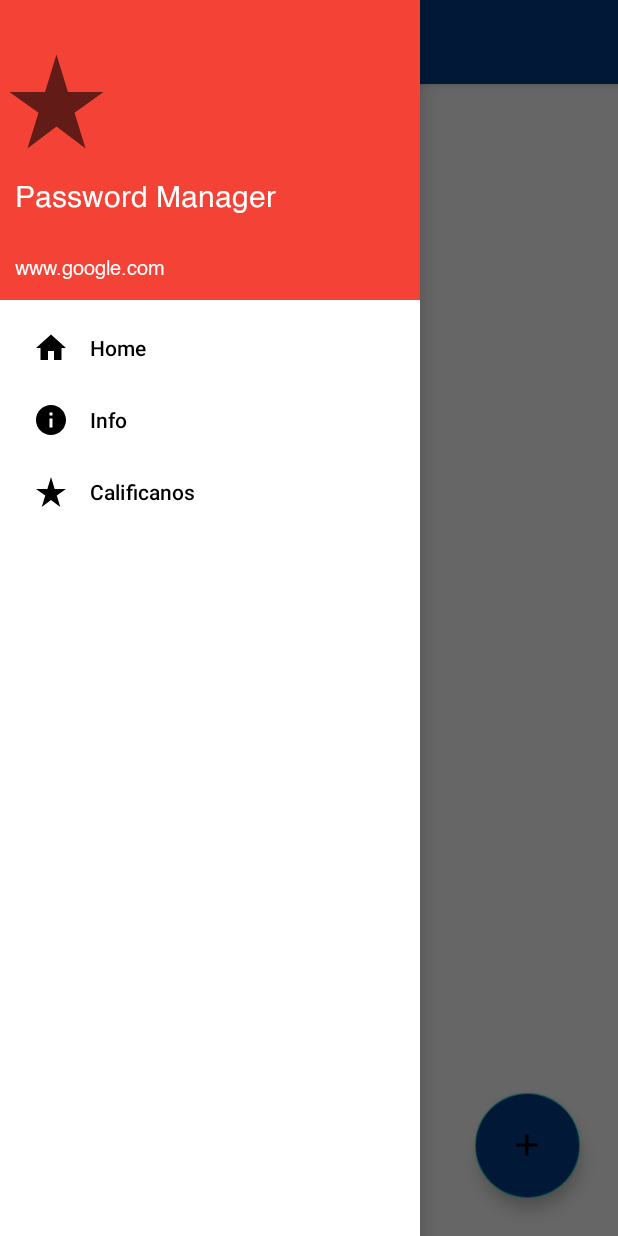
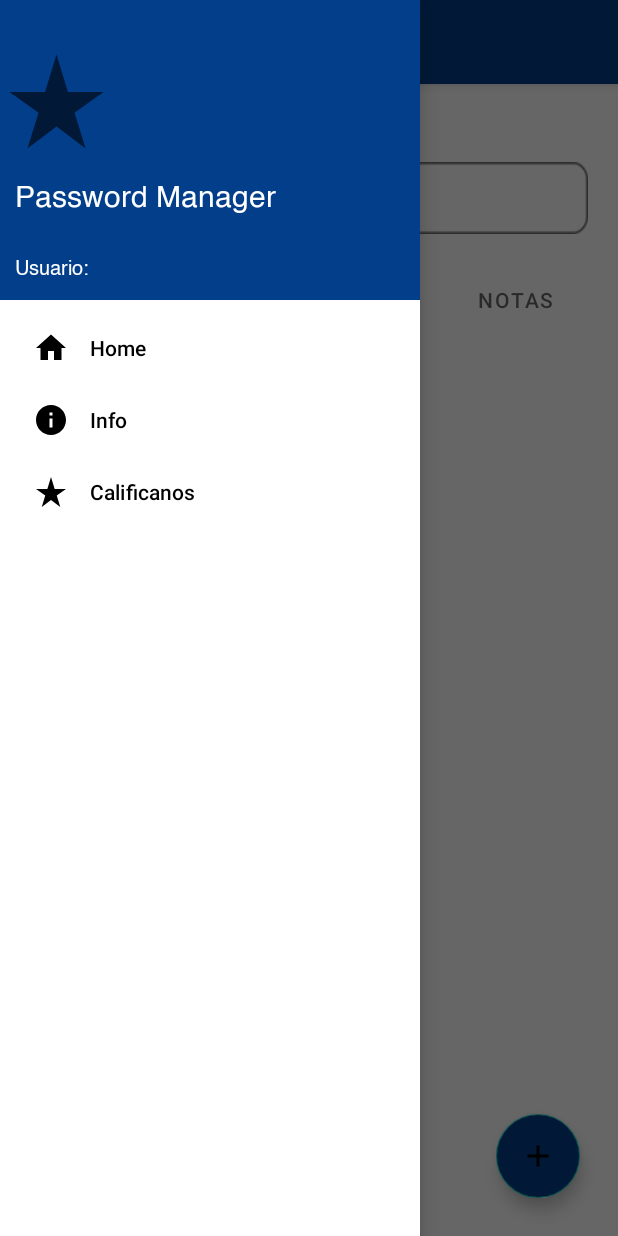
Before and after one commit to AbrahamLCodes/PasswordManager, an Android app: the HomeScreen screen opened directly, with no data from a screen before it, with the side drawer open, on a phone screen of 412 x 824 dp. Run offline under Robolectric (Android 15) with nearby library versions, the phone set to English and light mode, and no system bars; 1 statement that could not run was skipped.

Commit message:
Home screen UI/UX update

```diff
--- a/app/src/main/res/layout/activity_home_screen.xml
+++ b/app/src/main/res/layout/activity_home_screen.xml
@@ -13,14 +13,23 @@
         android:layout_height="match_parent"
         android:layout_gravity="start"
         app:headerLayout="@layout/side_header"
-        app:menu="@menu/sidemenu" />
+        app:menu="@menu/sidemenu" >
 
-    <RelativeLayout
+    </com.google.android.material.navigation.NavigationView>
+
+    <LinearLayout
         android:layout_width="match_parent"
         android:layout_height="match_parent"
         android:background="@color/white"
         android:backgroundTint="@color/white"
         android:backgroundTintMode="add"
+        android:orientation="vertical"
+        android:weightSum="1">
+
+        <LinearLayout
+            android:layout_width="match_parent"
+            android:layout_height="56dp"
+            android:layout_weight=".1"
             android:orientation="vertical">
 
             <com.google.android.material.appbar.AppBarLayout
@@ -32,24 +41,83 @@
                 <com.google.android.material.appbar.MaterialToolbar
                     android:id="@+id/toolbar"
                     android:layout_width="match_parent"
-                android:layout_height="match_parent"
-                android:backgroundTint="#FFFFFF"
+                    android:layout_height="56dp"
                     app:navigationIcon="@drawable/ic_menu_24px"
                     app:title="Home"
                     app:titleTextColor="@color/white" />
             </com.google.android.material.appbar.AppBarLayout>
+        </LinearLayout>
+
+        <LinearLayout
+            android:layout_width="match_parent"
+            android:layout_height="wrap_content"
+            android:layout_weight=".8"
+            android:orientation="vertical">
+
+            <SearchView
+                android:layout_width="match_parent"
+                android:layout_height="wrap_content"
+                android:layout_marginLeft="20dp"
+                android:layout_marginRight="20dp"
+                android:layout_marginBottom="20dp"
+                android:background="@drawable/field">
+
+            </SearchView>
+
+            <com.google.android.material.tabs.TabLayout
+                android:layout_width="match_parent"
+                android:layout_height="wrap_content">
+
+                <com.google.android.material.tabs.TabItem
+                    android:layout_width="match_parent"
+                    android:layout_height="match_parent"
+                    android:text="Todos los elementos" />
+
+                <com.google.android.material.tabs.TabItem
+                    android:layout_width="match_parent"
+                    android:layout_height="match_parent"
+                    android:text="Contraseñas" />
+
+                <com.google.android.material.tabs.TabItem
+                    android:layout_width="match_parent"
+                    android:layout_height="match_parent"
+                    android:text="Notas" />
+
+            </com.google.android.material.tabs.TabLayout>
+
+            <TextView
+                android:id="@+id/textView2"
+                android:layout_width="match_parent"
+                android:layout_height="wrap_content"
+                android:layout_margin="15dp"
+                android:text="Mas Recientes" />
+
+            <androidx.recyclerview.widget.RecyclerView
+                android:layout_width="match_parent"
+                android:layout_height="match_parent"
+                android:layout_marginHorizontal="15dp">
+
+            </androidx.recyclerview.widget.RecyclerView>
+        </LinearLayout>
+
+        <LinearLayout
+            android:layout_width="match_parent"
+            android:layout_height="wrap_content"
+            android:layout_weight=".1"
+            android:gravity="bottom"
+            android:orientation="vertical">
 
             <com.google.android.material.floatingactionbutton.FloatingActionButton
                 android:id="@+id/fab"
                 android:layout_width="wrap_content"
                 android:layout_height="wrap_content"
-            android:layout_alignParentRight="true"
-            android:layout_alignParentBottom="true"
-            android:layout_margin="25dp"
+                android:layout_gravity="bottom|right"
+                android:layout_marginRight="25dp"
+                android:layout_marginBottom="25dp"
                 android:backgroundTint="#023E8A"
-            app:fabCustomSize="70dp"
-            app:srcCompat="@drawable/ic_add_24px" />
+                android:src="@drawable/ic_add_24px" />
+        </LinearLayout>
 
-    </RelativeLayout>
+    </LinearLayout>
 
 </androidx.drawerlayout.widget.DrawerLayout>
--- a/app/src/main/res/layout/side_header.xml
+++ b/app/src/main/res/layout/side_header.xml
@@ -2,7 +2,7 @@
 <LinearLayout xmlns:android="http://schemas.android.com/apk/res/android"
     android:layout_width="match_parent"
     android:layout_height="200dp"
-    android:background="#F44336"
+    android:background="#023E8A"
     android:gravity="bottom"
     android:orientation="vertical">
 
@@ -25,7 +25,7 @@
         android:layout_height="wrap_content"
         android:fontFamily="@font/helvetica"
         android:padding="10dp"
-        android:text="www.google.com"
+        android:text="Usuario:"
         android:textColor="@color/white"
         android:textSize="13sp" />
 
--- a/app/src/main/res/values/themes.xml
+++ b/app/src/main/res/values/themes.xml
@@ -2,7 +2,7 @@
     <!-- Base application theme. -->
     <style name="Theme.PasswordManager" parent="Theme.MaterialComponents.Light.NoActionBar">
         <!-- Primary brand color. -->
-        <item name="colorPrimary">#343235</item>
+        <item name="colorPrimary">#023E8A</item>
         <item name="colorPrimaryVariant">#39383A</item>
         <item name="colorOnPrimary">@color/white</item>
         <!-- Secondary brand color. -->
```
Lines whose indentation alone changed are shown as unchanged.
